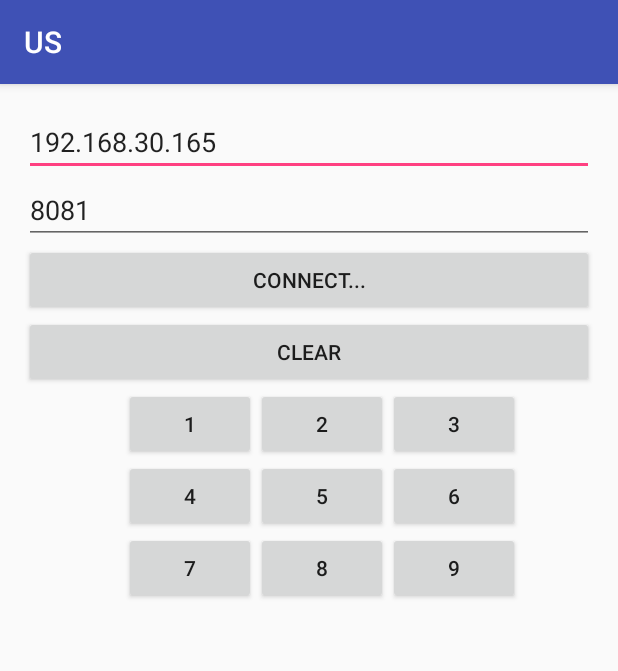
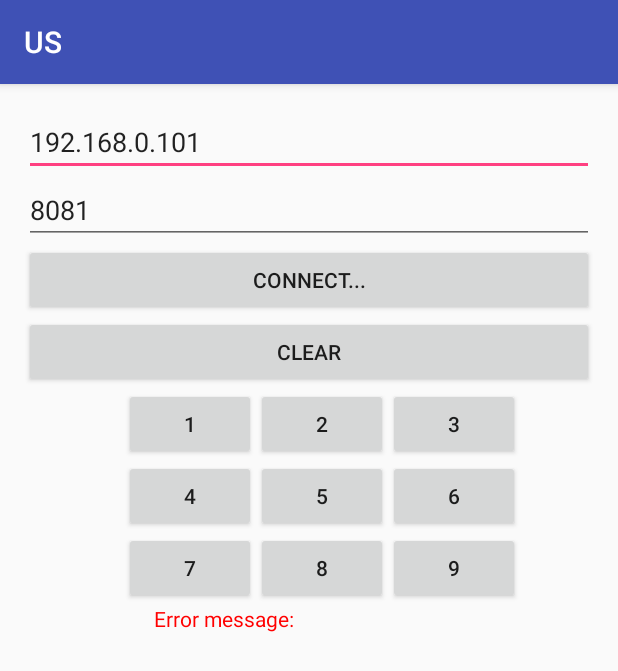
Before and after one commit to United4ever/UgradbeniSistemiProjekat, an Android app: the screen it shows after launch (MainActivity), on a phone screen of 412 x 824 dp. Shown: the top 671 px of the screen. Run offline under Robolectric (Android 15) with nearby library versions, the phone set to English and light mode, and no system bars.

Commit message:
Shema projekta, i jos modifikacija na konekciji

```diff
--- a/app/src/main/AndroidManifest.xml
+++ b/app/src/main/AndroidManifest.xml
@@ -2,6 +2,8 @@
 <manifest xmlns:android="http://schemas.android.com/apk/res/android"
     package="ba.unsa.etf.rma.edin_ceric.us">
     <uses-permission android:name="android.permission.INTERNET"/>
+    <uses-permission android:name="android.permission.ACCESS_WIFI_STATE"/>
+    <uses-permission android:name="android.permission.ACCESS_WIFI_STATE"/>
     <application
         android:allowBackup="true"
         android:icon="@mipmap/ic_launcher"
--- a/app/src/main/res/layout/activity_main.xml
+++ b/app/src/main/res/layout/activity_main.xml
@@ -7,14 +7,15 @@
     android:paddingRight="@dimen/activity_horizontal_margin"
     android:paddingTop="@dimen/activity_vertical_margin"
     android:orientation="vertical"
-    tools:context=".MainActivity" >
+    tools:context=".MainActivity"
+    android:weightSum="1">
 
     <EditText
         android:id="@+id/address"
         android:layout_width="match_parent"
         android:layout_height="wrap_content"
         android:hint="dstAddress"
-        android:text="192.168.30.165" />
+        android:text="192.168.0.101" />
     <EditText
         android:id="@+id/port"
         android:layout_width="match_parent"
@@ -110,5 +111,15 @@
             android:layout_column="3" />
     </GridLayout>
 
+    <TextView
+        android:layout_width="229dp"
+        android:layout_height="wrap_content"
+        android:text="Error message:"
+        android:id="@+id/textView"
+        android:layout_marginBottom="20px"
+        android:layout_weight="0.64"
+        android:layout_marginLeft="130px"
+        android:textColor="#FF0000"/>
+
 
 </LinearLayout>
```
Also changed, not shown: app/src/main/java/ba/unsa/etf/rma/edin_ceric/us/MainActivity.java (+48 -21 lines), app/src/main/java/ba/unsa/etf/rma/edin_ceric/us/MyAsyncTask.java (+27 -3 lines), 3 other files.
